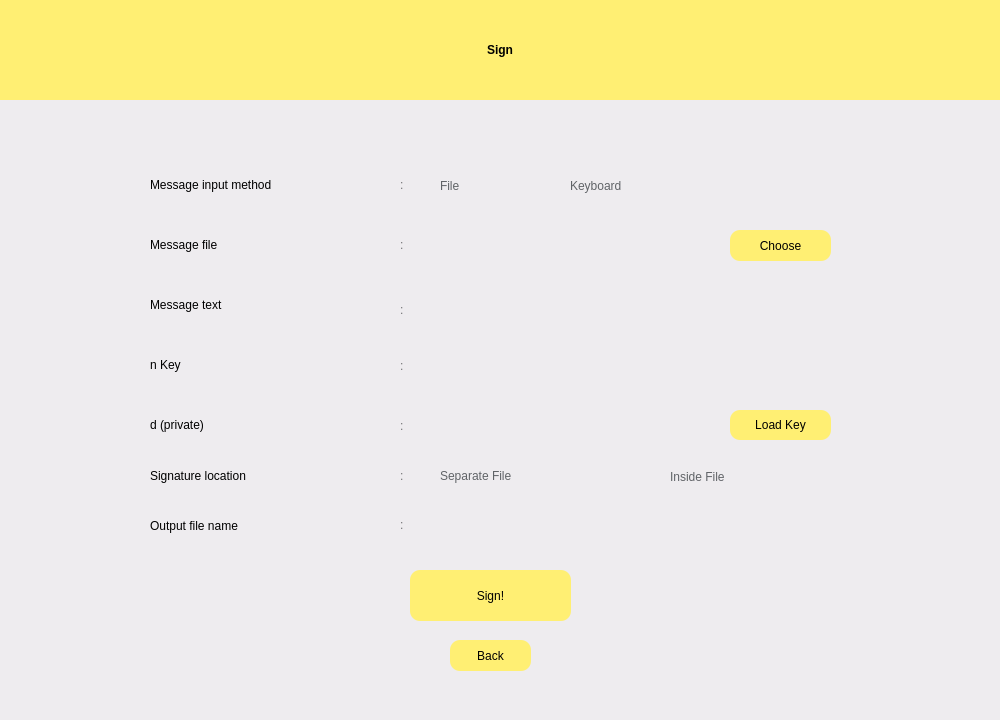
The window that UI/Sign.ui (fruttz/tucil3-kriptokoding-18219086-18219008) describes before a commit, drawn with Qt 5.
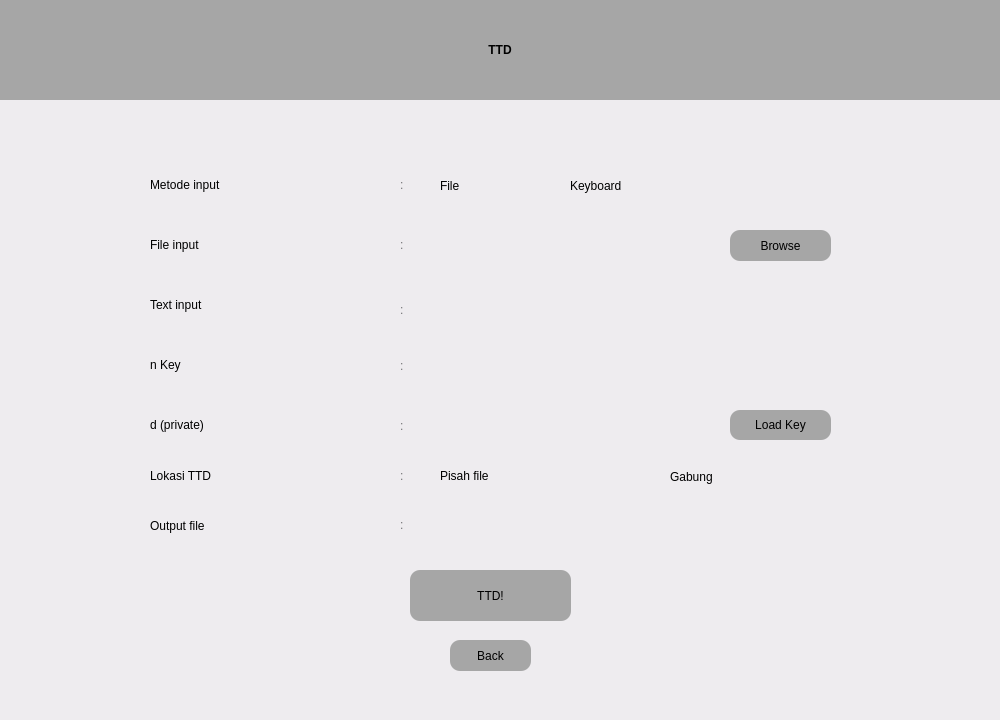
The same window after the commit.

```diff
--- a/UI/Sign.ui
+++ b/UI/Sign.ui
@@ -42,13 +42,13 @@
     <property name="styleSheet">
      <string notr="true">font: 500 10pt &quot;Product Sans&quot;;
 border-radius: 10px;
-background-color: rgb(255, 239, 115);
+background-color: rgb(166, 166, 166);
 
 
 </string>
     </property>
     <property name="text">
-     <string>Sign!</string>
+					<string>TTD!</string>
     </property>
    </widget>
    <widget class="QRadioButton" name="fileRadio">
@@ -63,7 +63,7 @@
     <property name="styleSheet">
      <string notr="true">font: 15pt &quot;Product Sans&quot;;
 border-radius: 4px;
-color: rgb(96, 99, 103);
+color: rgb(0, 0, 0);
 background-color: rgba(255, 255, 255, 0);
 </string>
     </property>
@@ -90,7 +90,7 @@
      <string notr="true">font: 15pt &quot;Product Sans&quot;;
 background-color: rgba(255, 255, 255, 0);
 border-radius: 4px;
-color: rgb(96, 99, 103);
+color: rgb(0, 0, 0);
 </string>
     </property>
     <property name="text">
@@ -150,13 +150,13 @@
     <property name="styleSheet">
      <string notr="true">font: 500 10pt &quot;Product Sans&quot;;
 border-radius: 10px;
-background-color: rgb(255, 239, 115);
+background-color: rgb(166, 166, 166);
 
 
 </string>
     </property>
     <property name="text">
-     <string>Choose</string>
+					<string>Browse</string>
     </property>
    </widget>
    <widget class="QLabel" name="label_6">
@@ -173,7 +173,7 @@
 font: 15pt &quot;Product Sans&quot;;</string>
     </property>
     <property name="text">
-     <string>Message input method</string>
+					<string>Metode input</string>
     </property>
     <property name="alignment">
      <set>Qt::AlignLeading|Qt::AlignLeft|Qt::AlignVCenter</set>
@@ -193,7 +193,7 @@
 font: 15pt &quot;Product Sans&quot;;</string>
     </property>
     <property name="text">
-     <string>Message file</string>
+					<string>File input</string>
     </property>
     <property name="alignment">
      <set>Qt::AlignLeading|Qt::AlignLeft|Qt::AlignVCenter</set>
@@ -213,7 +213,7 @@
 font: 15pt &quot;Product Sans&quot;;</string>
     </property>
     <property name="text">
-     <string>Message text</string>
+					<string>Text input</string>
     </property>
     <property name="alignment">
      <set>Qt::AlignLeading|Qt::AlignLeft|Qt::AlignVCenter</set>
@@ -315,7 +315,7 @@
     <property name="styleSheet">
      <string notr="true">font: 500 10pt &quot;Product Sans&quot;;
 border-radius: 10px;
-background-color: rgb(255, 239, 115);
+background-color: rgb(166, 166, 166);
 
 
 </string>
@@ -375,7 +375,7 @@
 font: 15pt &quot;Product Sans&quot;;</string>
     </property>
     <property name="text">
-     <string>Output file name</string>
+					<string>Output file</string>
     </property>
     <property name="alignment">
      <set>Qt::AlignLeading|Qt::AlignLeft|Qt::AlignVCenter</set>
@@ -415,11 +415,11 @@
      <string notr="true">font: 15pt &quot;Product Sans&quot;;
 background-color: rgba(255, 255, 255, 0);
 border-radius: 4px;
-color: rgb(96, 99, 103);
+color: rgb(0, 0, 0);
 </string>
     </property>
     <property name="text">
-     <string>Inside File</string>
+					<string>Gabung</string>
     </property>
    </widget>
    <widget class="QRadioButton" name="SeparateFile">
@@ -434,12 +434,12 @@
     <property name="styleSheet">
      <string notr="true">font: 15pt &quot;Product Sans&quot;;
 border-radius: 4px;
-color: rgb(96, 99, 103);
+color: rgb(0, 0, 0);
 background-color: rgba(255, 255, 255, 0);
 </string>
     </property>
     <property name="text">
-     <string>Separate File</string>
+					<string>Pisah file</string>
     </property>
     <property name="autoExclusive">
      <bool>true</bool>
@@ -459,7 +459,7 @@
 font: 15pt &quot;Product Sans&quot;;</string>
     </property>
     <property name="text">
-     <string>Signature location</string>
+					<string>Lokasi TTD</string>
     </property>
     <property name="alignment">
      <set>Qt::AlignLeading|Qt::AlignLeft|Qt::AlignVCenter</set>
@@ -583,14 +583,14 @@
      </rect>
     </property>
     <property name="styleSheet">
-     <string notr="true">background-color: rgb(255, 239, 115);
+					<string notr="true">background-color: rgb(166, 166, 166);
 color: rgb(0, 0, 0);
 font: 75 40pt &quot;Product Sans&quot;;
 font-weight: bold;
 </string>
     </property>
     <property name="text">
-     <string>Sign</string>
+					<string>TTD</string>
     </property>
     <property name="alignment">
      <set>Qt::AlignCenter</set>
@@ -628,7 +628,7 @@
     <property name="styleSheet">
      <string notr="true">font: 500 10pt &quot;Product Sans&quot;;
 border-radius: 10px;
-background-color: rgb(255, 239, 115);
+background-color: rgb(166, 166, 166);
 
 
 </string>
```
Left out of the diff: 2 changed lines with no effect on the pictures. Lines whose indentation alone changed are shown as unchanged.
